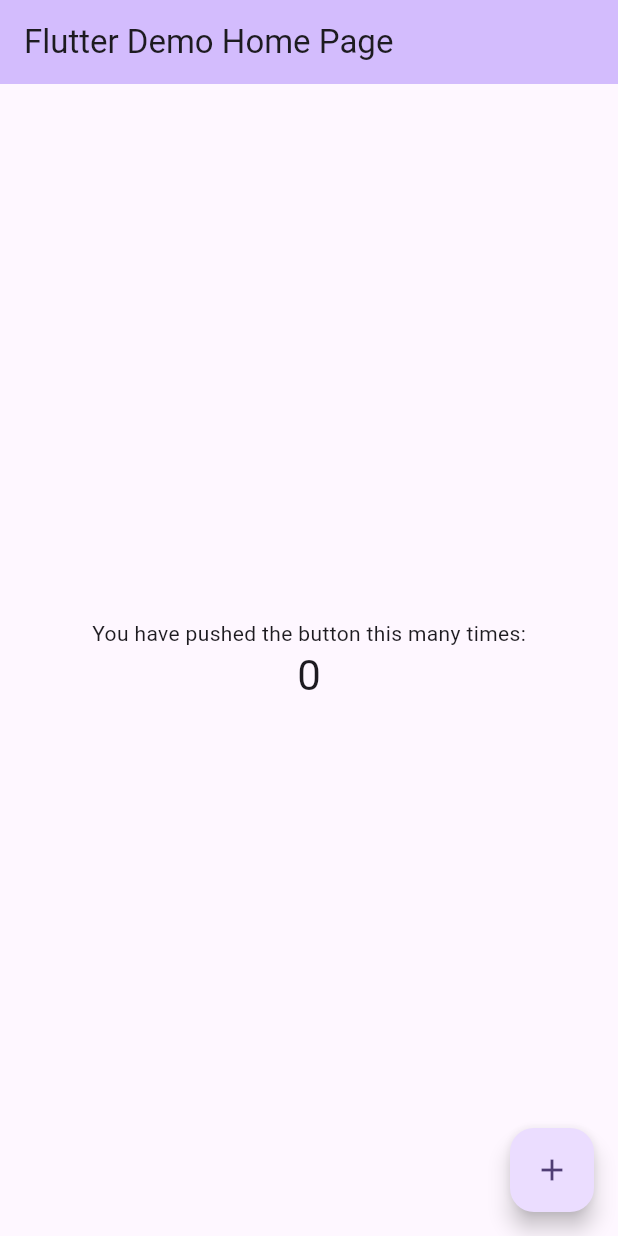
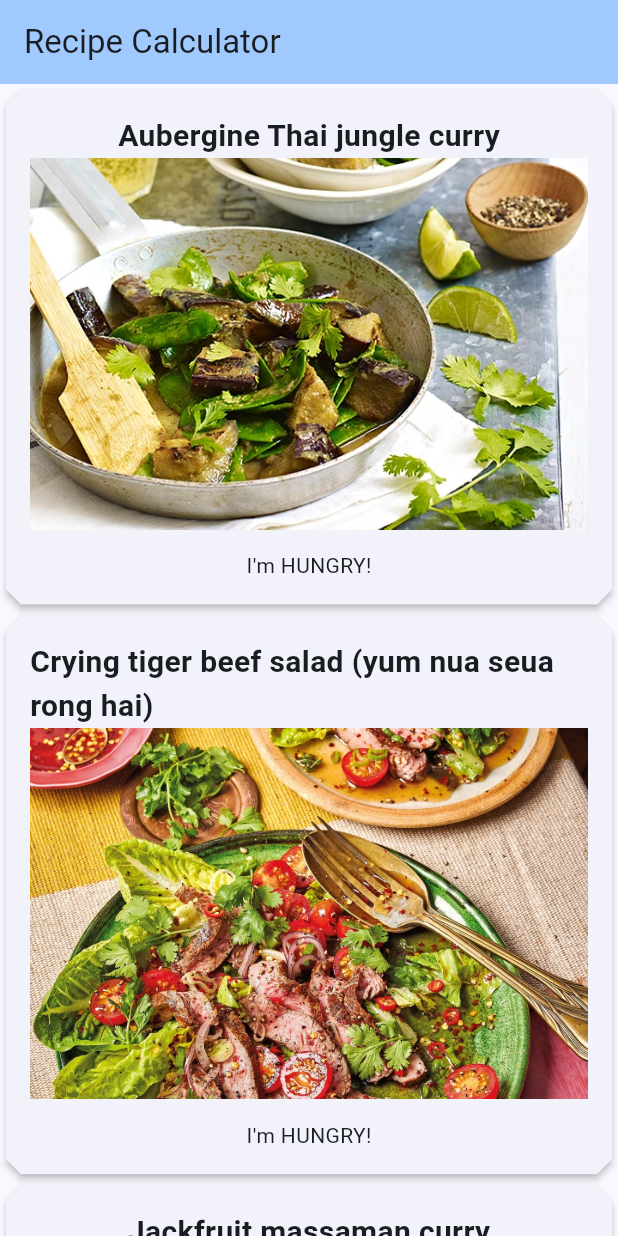
Before and after one commit to Eittipakorn/Recipe, a Flutter app: the screen it shows after launch, on a phone screen of 412 x 824 dp. Run offline on Flutter 3.47's test engine with Material 3 defaults, Android fonts, the phone set to English and light mode, and no system bars; Roboto replaces fonts that are missing (Palatino).

Commit message:
Add recipe detail page

```diff
--- /dev/null
+++ b/lib/Model/recipe.dart
@@ -0,0 +1,16 @@
+class Recipe {
+  String imgLabel;
+  String imageUrl;
+
+  Recipe(this. imageUrl, this. imgLabel);
+
+  static List<Recipe> samples = [
+    Recipe('assets/images/Aubergine Thai jungle curry.webp', 'Aubergine Thai jungle curry'),
+    Recipe('assets/images/Crying tiger beef salad (yum nua seua rong hai).webp', 'Crying tiger beef salad (yum nua seua rong hai)'),
+    Recipe('assets/images/Jackfruit massaman curry.webp', 'Jackfruit massaman curry'),
+    Recipe('assets/images/Larb muang (Thai chopped pork salad).webp', 'Larb muang (Thai chopped pork salad)'),
+    Recipe('assets/images/Pad Thai.webp', 'Pad Thai'),
+  ];
+
+  get imgTitle => null;
+}
--- a/lib/main.dart
+++ b/lib/main.dart
@@ -1,4 +1,7 @@
 import 'package:flutter/material.dart';
+import 'package:recipes/Model/recipe.dart';
+import 'package:recipes/recipe-detial.dart';
+
 
 void main() {
   runApp(const RecipeApp());
@@ -7,47 +10,21 @@ void main() {
 class RecipeApp extends StatelessWidget {
   const RecipeApp({super.key});
 
-  // This widget is the root of your application.
   @override
   Widget build(BuildContext context) {
     return MaterialApp(
       title: 'Flutter Demo',
       theme: ThemeData(
-        // This is the theme of your application.
-        //
-        // TRY THIS: Try running your application with "flutter run". You'll see
-        // the application has a purple toolbar. Then, without quitting the app,
-        // try changing the seedColor in the colorScheme below to Colors.green
-        // and then invoke "hot reload" (save your changes or press the "hot
-        // reload" button in a Flutter-supported IDE, or press "r" if you used
-        // the command line to start the app).
-        //
-        // Notice that the counter didn't reset back to zero; the application
-        // state is not lost during the reload. To reset the state, use hot
-        // restart instead.
-        //
-        // This works for code too, not just values: Most code changes can be
-        // tested with just a hot reload.
-        colorScheme: ColorScheme.fromSeed(seedColor: Colors.deepPurple),
+        colorScheme: ColorScheme.fromSeed(seedColor: Colors.blue),
         useMaterial3: true,
       ),
-      home: const MyHomePage(title: 'Flutter Demo Home Page'),
+      home: const MyHomePage(title: 'Recipe Calculator'),
     );
   }
 }
 
 class MyHomePage extends StatefulWidget {
   const MyHomePage({super.key, required this.title});
-
-  // This widget is the home page of your application. It is stateful, meaning
-  // that it has a State object (defined below) that contains fields that affect
-  // how it looks.
-
-  // This class is the configuration for the state. It holds the values (in this
-  // case the title) provided by the parent (in this case the App widget) and
-  // used by the build method of the State. Fields in a Widget subclass are
-  // always marked "final".
-
   final String title;
 
   @override
@@ -55,71 +32,56 @@ class MyHomePage extends StatefulWidget {
 }
 
 class _MyHomePageState extends State<MyHomePage> {
-  int _counter = 0;
+  @override
+  Widget build(BuildContext context) {
+    return Scaffold(
+      appBar: AppBar(
+        backgroundColor: Theme.of(context).colorScheme.inversePrimary,
+        title: Text(widget.title),
+      ),
+      body: SafeArea(child: Container(
+          child: ListView.builder(
+            itemCount: Recipe.samples.length,
+            itemBuilder: (BuildContext context, int index) {
+              return GestureDetector(
+                onTap: () {
+                  print((Recipe.samples[index].imgTitle));
+                  Navigator.push(
+                    context,
+                    MaterialPageRoute(
+                      builder: (context) {
+                        return RecipeDetail(recipe: Recipe.samples[index],);
+                      },
+                    ),
+                  );
+                },
+                child: buildRecipeCard(Recipe.samples[index]),
+              );
+            },
+          )
+        ),
+      ),
 
-  void _incrementCounter() {
-    setState(() {
-      // This call to setState tells the Flutter framework that something has
-      // changed in this State, which causes it to rerun the build method below
-      // so that the display can reflect the updated values. If we changed
-      // _counter without calling setState(), then the build method would not be
-      // called again, and so nothing would appear to happen.
-      _counter++;
-    });
+    );
   }
 
-  @override
-  Widget build(BuildContext context) {
-    // This method is rerun every time setState is called, for instance as done
-    // by the _incrementCounter method above.
-    //
-    // The Flutter framework has been optimized to make rerunning build methods
-    // fast, so that you can just rebuild anything that needs updating rather
-    // than having to individually change instances of widgets.
-    return Scaffold(
-      appBar: AppBar(
-        // TRY THIS: Try changing the color here to a specific color (to
-        // Colors.amber, perhaps?) and trigger a hot reload to see the AppBar
-        // change color while the other colors stay the same.
-        backgroundColor: Theme.of(context).colorScheme.inversePrimary,
-        // Here we take the value from the MyHomePage object that was created by
-        // the App.build method, and use it to set our appbar title.
-        title: Text(widget.title),
+  Widget buildRecipeCard(Recipe recipe) {
+    return Card(
+      elevation: 2.0,
+      shape: BeveledRectangleBorder(
+        borderRadius: BorderRadius.circular(10.0),
       ),
-      body: Center(
-        // Center is a layout widget. It takes a single child and positions it
-        // in the middle of the parent.
+      child: Padding(
+        padding: const EdgeInsets.all(16.0),
         child: Column(
-          // Column is also a layout widget. It takes a list of children and
-          // arranges them vertically. By default, it sizes itself to fit its
-          // children horizontally, and tries to be as tall as its parent.
-          //
-          // Column has various properties to control how it sizes itself and
-          // how it positions its children. Here we use mainAxisAlignment to
-          // center the children vertically; the main axis here is the vertical
-          // axis because Columns are vertical (the cross axis would be
-          // horizontal).
-          //
-          // TRY THIS: Invoke "debug painting" (choose the "Toggle Debug Paint"
-          // action in the IDE, or press "p" in the console), to see the
-          // wireframe for each widget.
-          mainAxisAlignment: MainAxisAlignment.center,
           children: <Widget>[
-            const Text(
-              'You have pushed the button this many times:',
-            ),
-            Text(
-              '$_counter',
-              style: Theme.of(context).textTheme.headlineMedium,
-            ),
-          ],
+            Text(recipe.imgLabel, style: const TextStyle(fontSize: 20.0, fontWeight: FontWeight.w700, fontFamily: 'Palatino',)),
+            Image(image: AssetImage(recipe.imageUrl)),
+            const SizedBox(height: 14.0),
+            Text("I'm HUNGRY!"),
+          ]
         ),
-      ),
-      floatingActionButton: FloatingActionButton(
-        onPressed: _incrementCounter,
-        tooltip: 'Increment',
-        child: const Icon(Icons.add),
-      ), // This trailing comma makes auto-formatting nicer for build methods.
+      )
     );
   }
 }
--- /dev/null
+++ b/lib/recipe-detial.dart
@@ -0,0 +1,30 @@
+import 'package:flutter/material.dart';
+import 'package:recipes/Model/recipe.dart';
+
+class RecipeDetail extends StatelessWidget{
+  Recipe recipe;
+
+  RecipeDetail({super.key, required this.recipe});
+
+  @override
+  Widget build(BuildContext context) {
+    return Scaffold(
+      appBar: AppBar(
+        title: const Text('Recipe Detail'),
+      ),
+      body: Center(
+        child: Column(
+          children: [
+            Image.asset(recipe.imageUrl),
+            const SizedBox(height: 20),
+            Text(
+              recipe.imgLabel,
+              style: const TextStyle(fontSize: 24, fontWeight: FontWeight.bold),
+            ),
+          ],
+        ),
+      ),
+    );
+  }
+
+}
--- a/pubspec.yaml
+++ b/pubspec.yaml
@@ -59,7 +59,8 @@ flutter:
   uses-material-design: true
 
   # To add assets to your application, add an assets section, like this:
-  # assets:
+  assets:
+    - assets/images/
   #   - images/a_dot_burr.jpeg
   #   - images/a_dot_ham.jpeg
 
```
Also changed, not shown: assets/images/Aubergine Thai jungle curry.webp (added), assets/images/Crying tiger beef salad (yum nua seua rong hai).webp (added), assets/images/Jackfruit massaman curry.webp (added), assets/images/Larb muang (Thai chopped pork salad).webp (added), assets/images/Pad Thai.webp (added), assets/images/Prawn massaman curry.webp (added), assets/images/Thai green fish curry.webp (added), assets/images/Thai pumpkin curry (gaeng fak thong).webp (added), assets/images/Thai red curry mussels.webp (added), assets/images/Thai red curry paste.webp (added), assets/images/Thai rice porridge with pork meatballs (jok moo).webp (added), 1 other file.
